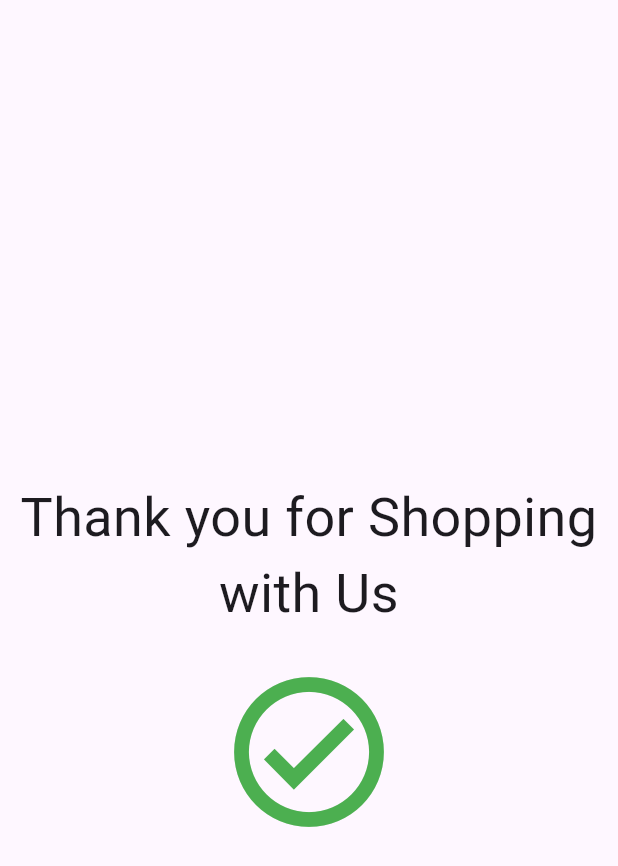
After one commit to chotixity/spoonacular, a Flutter app: the SuccessCheckout screen opened directly, on a phone screen of 412 x 824 dp. The commit adds this screen. Shown: the top 866 px of the screen. Run offline on Flutter 3.47's test engine with Material 3 defaults, Android fonts, the phone set to English and light mode, and no system bars; our stand-ins replace cached_network_image, flutter_dotenv, flutter_mobx, freezed_annotation, hive_flutter, isar and 1 more; accounts and stored records are empty; generated files the repository leaves out were written again; network calls fail.

Commit message:
added a checkout screen

```diff
--- a/spoonacular/lib/main.dart
+++ b/spoonacular/lib/main.dart
@@ -2,7 +2,7 @@ import 'dart:isolate';
 
 import 'package:flutter/material.dart';
 import 'package:hive_flutter/hive_flutter.dart';
-import 'package:spoonacular/logic/recipe_store.dart';
+import 'package:spoonacular/models/recipe_store.dart';
 import 'package:spoonacular/presentation/screens/homepage.dart';
 import 'package:spoonacular/repository/api_service.dart';
 import 'package:spoonacular/repository/local_storage.dart';
--- a/spoonacular/lib/presentation/screens/homepage.dart
+++ b/spoonacular/lib/presentation/screens/homepage.dart
@@ -1,5 +1,5 @@
 import 'package:flutter/material.dart';
-import 'package:spoonacular/logic/recipe_store.dart';
+import 'package:spoonacular/models/recipe_store.dart';
 import 'package:mobx/mobx.dart';
 import 'package:flutter_mobx/flutter_mobx.dart';
 import '../../models/recipe_item.dart';
--- /dev/null
+++ b/spoonacular/lib/presentation/screens/success_checkout.dart
@@ -0,0 +1,66 @@
+import 'package:flutter/material.dart';
+
+class SuccessCheckout extends StatefulWidget {
+  const SuccessCheckout({super.key});
+
+  @override
+  State<SuccessCheckout> createState() => _SuccessCheckoutState();
+}
+
+class _SuccessCheckoutState extends State<SuccessCheckout>
+    with SingleTickerProviderStateMixin {
+  late AnimationController _animationController;
+  late Animation<double> _animation;
+
+  @override
+  void initState() {
+    super.initState();
+    _animationController = AnimationController(
+      vsync: this,
+      duration: const Duration(seconds: 1),
+    );
+
+    _animation = CurvedAnimation(
+      parent: _animationController,
+      curve: Curves.easeInOut,
+    );
+
+    // Start the animation
+    _animationController.forward();
+  }
+
+  @override
+  void dispose() {
+    _animationController.dispose();
+    super.dispose();
+  }
+
+  @override
+  Widget build(BuildContext context) {
+    return Scaffold(
+      appBar: AppBar(),
+      body: Center(
+        child: Column(
+          mainAxisAlignment: MainAxisAlignment.center,
+          crossAxisAlignment: CrossAxisAlignment.center,
+          children: [
+            const Text(
+              'Thank you for Shopping with Us',
+              style: TextStyle(fontSize: 36),
+              textAlign: TextAlign.center,
+            ),
+            const SizedBox(height: 20),
+            ScaleTransition(
+              scale: _animation,
+              child: const Icon(
+                Icons.check_circle_outlined,
+                size: 120,
+                color: Colors.green,
+              ),
+            ),
+          ],
+        ),
+      ),
+    );
+  }
+}
```
Also changed, not shown: spoonacular/lib/models/recipe_store.dart (renamed from spoonacular/lib/logic/recipe_store.dart, +7 -1 lines), spoonacular/lib/presentation/screens/cart_screen.dart (+17 -2 lines), spoonacular/lib/presentation/widgets/items_grid.dart (deleted, +0 -34 lines), spoonacular/lib/repository/api_service.dart (+17 -0 lines), spoonacular/lib/models/recipe_store.g.dart (renamed from spoonacular/lib/logic/recipe_store.g.dart), 2 other files.
